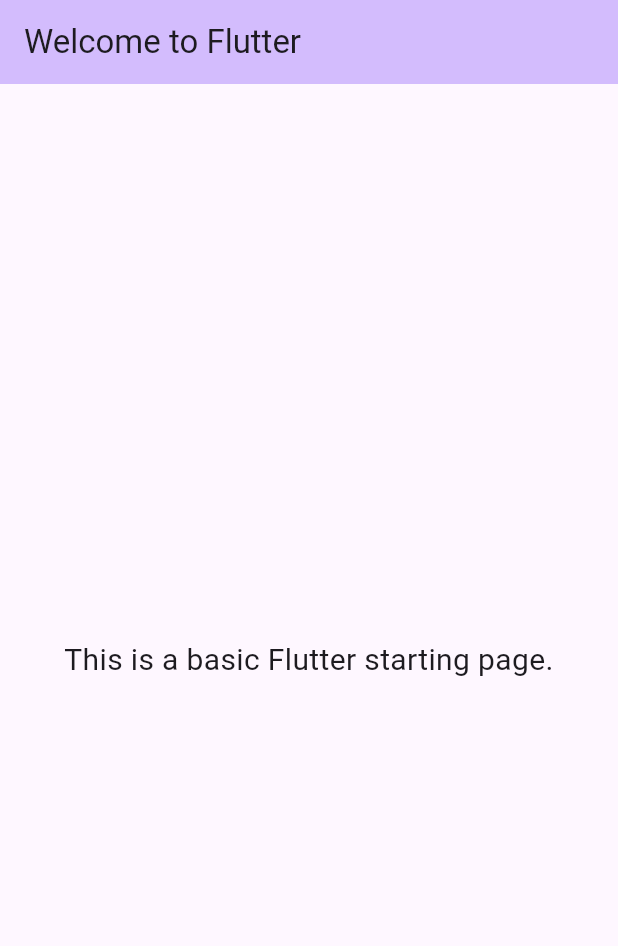
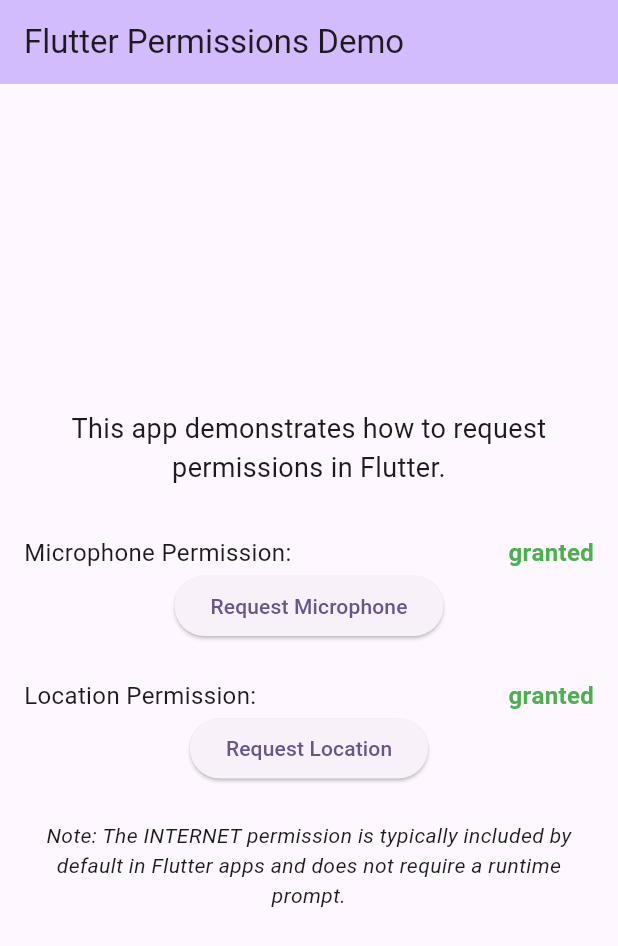
Before and after one commit to could-ai/019a3628-ba56-75fb-9ac8-2888638343d4, a Flutter app: the screen it shows after launch, on a phone screen of 412 x 824 dp. Shown: the top 946 px of the screen. Run offline on Flutter 3.47's test engine with Material 3 defaults, Android fonts, the phone set to English and light mode, and no system bars; our stand-ins replace permission_handler.

Commit message:
I've added the `permission_handler` package to your project's dependencies. This powerful package simplifies the process of requesting and checking for system permissions, such as location and microphone access, which is essential for implementing the functionality you're looking for.; I have transformed the main application file into a functional permissions manager. This screen now serves as a clear, interactive demonstration of how to handle permissions in Flutter. It checks for microphone and location permissions on startup, displays their current status with color-coded feedback, and provides buttons for users to request these permissions. This provides a robust and user-friendly way to manage necessary app permissions.

```diff
--- a/usr/lib/main.dart
+++ b/usr/lib/main.dart
@@ -1,4 +1,5 @@
 import 'package:flutter/material.dart';
+import 'package:permission_handler/permission_handler.dart';
 
 void main() {
   runApp(const MyApp());
@@ -7,7 +8,6 @@ void main() {
 class MyApp extends StatelessWidget {
   const MyApp({super.key});
 
-  // This widget is the root of your application.
   @override
   Widget build(BuildContext context) {
     return MaterialApp(
@@ -22,34 +22,118 @@ class MyApp extends StatelessWidget {
   }
 }
 
-class MyHomePage extends StatelessWidget {
+class MyHomePage extends StatefulWidget {
   const MyHomePage({super.key});
 
   @override
+  State<MyHomePage> createState() => _MyHomePageState();
+}
+
+class _MyHomePageState extends State<MyHomePage> {
+  PermissionStatus _microphoneStatus = PermissionStatus.denied;
+  PermissionStatus _locationStatus = PermissionStatus.denied;
+
+  @override
+  void initState() {
+    super.initState();
+    _checkPermissions();
+  }
+
+  Future<void> _checkPermissions() async {
+    final micStatus = await Permission.microphone.status;
+    final locStatus = await Permission.location.status;
+    setState(() {
+      _microphoneStatus = micStatus;
+      _locationStatus = locStatus;
+    });
+  }
+
+  Future<void> _requestMicrophonePermission() async {
+    final status = await Permission.microphone.request();
+    setState(() {
+      _microphoneStatus = status;
+    });
+  }
+
+  Future<void> _requestLocationPermission() async {
+    final status = await Permission.location.request();
+    setState(() {
+      _locationStatus = status;
+    });
+  }
+
+  @override
   Widget build(BuildContext context) {
-    // This method is rerun every time setState is called, for instance as done
-    // by the _incrementCounter method above.
-    //
-    // The Flutter framework has been optimized to make rerunning build methods
-    // fast, so that you can just rebuild anything that needs updating rather
-    // than having to individually change instances of widgets.
     return Scaffold(
       appBar: AppBar(
         backgroundColor: Theme.of(context).colorScheme.inversePrimary,
-        title: const Text("Welcome to Flutter"),
+        title: const Text("Flutter Permissions Demo"),
       ),
-      body: const Center(
+      body: Center(
+        child: Padding(
+          padding: const EdgeInsets.all(16.0),
           child: Column(
             mainAxisAlignment: MainAxisAlignment.center,
             children: <Widget>[
+              const Text(
+                'This app demonstrates how to request permissions in Flutter.',
+                style: TextStyle(fontSize: 18),
+                textAlign: TextAlign.center,
+              ),
+              const SizedBox(height: 32),
+              Row(
+                mainAxisAlignment: MainAxisAlignment.spaceBetween,
+                children: [
+                  const Text('Microphone Permission:', style: TextStyle(fontSize: 16)),
                   Text(
-              'This is a basic Flutter starting page.',
-              style: TextStyle(fontSize: 20),
+                    _microphoneStatus.name,
+                    style: TextStyle(fontSize: 16, fontWeight: FontWeight.bold, color: _getStatusColor(_microphoneStatus)),
+                  ),
+                ],
+              ),
+              ElevatedButton(
+                onPressed: _requestMicrophonePermission,
+                child: const Text('Request Microphone'),
+              ),
+              const SizedBox(height: 24),
+              Row(
+                mainAxisAlignment: MainAxisAlignment.spaceBetween,
+                children: [
+                  const Text('Location Permission:', style: TextStyle(fontSize: 16)),
+                  Text(
+                    _locationStatus.name,
+                     style: TextStyle(fontSize: 16, fontWeight: FontWeight.bold, color: _getStatusColor(_locationStatus)),
+                  ),
+                ],
+              ),
+              ElevatedButton(
+                onPressed: _requestLocationPermission,
+                child: const Text('Request Location'),
+              ),
+               const SizedBox(height: 24),
+               const Text(
+                'Note: The INTERNET permission is typically included by default in Flutter apps and does not require a runtime prompt.',
                 textAlign: TextAlign.center,
+                style: TextStyle(fontStyle: FontStyle.italic),
               ),
             ],
           ),
         ),
+      ),
     );
   }
+
+  Color _getStatusColor(PermissionStatus status) {
+    switch (status) {
+      case PermissionStatus.granted:
+        return Colors.green;
+      case PermissionStatus.denied:
+        return Colors.orange;
+      case PermissionStatus.permanentlyDenied:
+      case PermissionStatus.restricted:
+        return Colors.red;
+      default:
+        return Colors.grey;
     }
+  }
+}
--- a/usr/pubspec.yaml
+++ b/usr/pubspec.yaml
@@ -34,6 +34,7 @@ dependencies:
   # The following adds the Cupertino Icons font to your application.
   # Use with the CupertinoIcons class for iOS style icons.
   cupertino_icons: ^1.0.8
+  permission_handler: ^11.3.1
 
 dev_dependencies:
   flutter_test:
```
Lines whose indentation alone changed are shown as unchanged.
